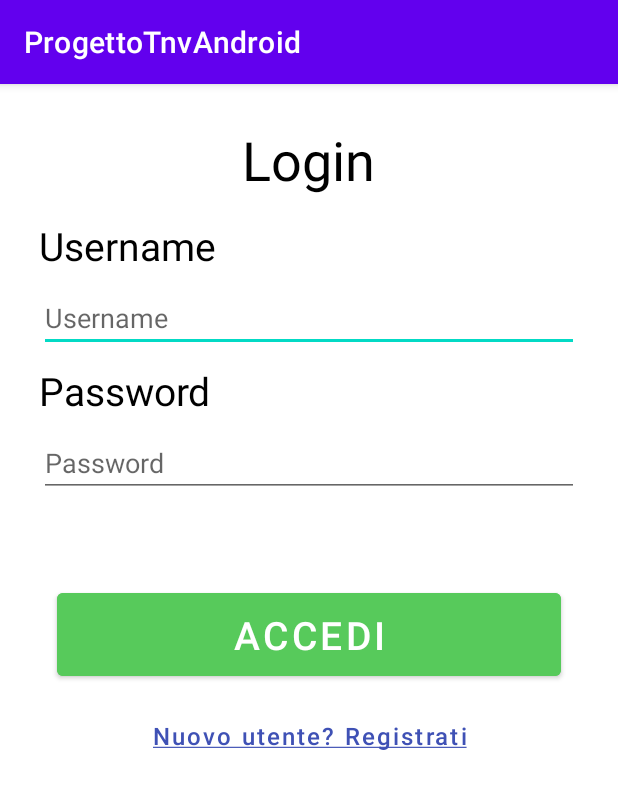
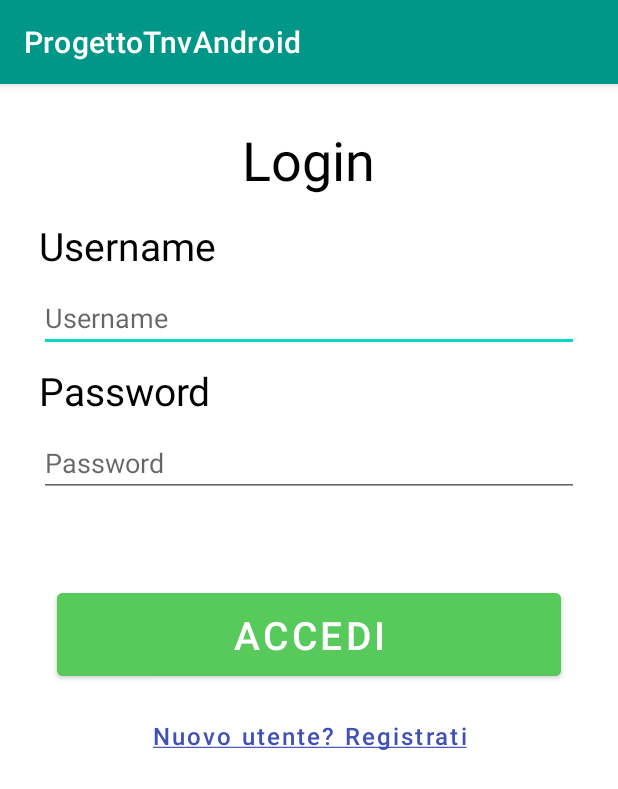
Before and after one commit to ValentinaS8/ProgettoTnvAndroid, an Android app: the screen it shows after launch (LoginActivity), on a phone screen of 412 x 824 dp. Shown: the top 789 px of the screen. Run offline under Robolectric (Android 15) with nearby library versions, the phone set to English and light mode, and no system bars.

Commit message:
modifica colore header

```diff
--- a/app/src/main/java/com/example/progettotnvandroid/ModificaPasswordActivity.java
+++ b/app/src/main/java/com/example/progettotnvandroid/ModificaPasswordActivity.java
@@ -23,8 +23,6 @@ import java.io.Serializable;
 import static com.example.progettotnvandroid.LoginActivity.UTENTE_PATH;
 
 public class ModificaPasswordActivity extends AppCompatActivity {
-
-    //TODO-AGGIUNGERE CONTROLLO SU TASTIERA A SCOMPARSA SUI BOTTONI
 
     EditText nuovaPassword, confermaPassword;
     TextView userTextView, vecchiaPasswordTextView;
--- a/app/src/main/java/com/example/progettotnvandroid/UtentiListViewAdapter.java
+++ b/app/src/main/java/com/example/progettotnvandroid/UtentiListViewAdapter.java
@@ -28,7 +28,7 @@ public class UtentiListViewAdapter extends ArrayAdapter<Utente> {
         TextView nome = (TextView)convertView.findViewById(R.id.textViewName);
         TextView numero = (TextView)convertView.findViewById(R.id.textViewNumber);
 
-        //TODO giochini
+        //TODO da completare gestione listview
 
         Utente u = getItem(position);
         nome.setText(u.getUsername());
--- a/app/src/main/res/values/colors.xml
+++ b/app/src/main/res/values/colors.xml
@@ -10,4 +10,5 @@
     <color name="btn_green">#57CA5B</color>
     <color name="color_hyperlink">#3F51B5</color>
     <color name="btn_home">#3F51B5</color>
+    <color name="header_bar_color">#009688</color>
 </resources>
--- a/app/src/main/res/values/themes.xml
+++ b/app/src/main/res/values/themes.xml
@@ -2,8 +2,8 @@
     <!-- Base application theme. -->
     <style name="Theme.ProgettoTnvAndroid" parent="Theme.MaterialComponents.DayNight.DarkActionBar">
         <!-- Primary brand color. -->
-        <!--TODO controllare come cambiare il colore box nome app-->
-        <item name="colorPrimary">@color/purple_500</item>
+<!--        <item name="colorPrimary">@color/purple_500</item>-->
+        <item name="colorPrimary">@color/header_bar_color</item>
         <item name="colorPrimaryVariant">@color/purple_700</item>
         <item name="colorOnPrimary">@color/white</item>
         <!-- Secondary brand color. -->
```
